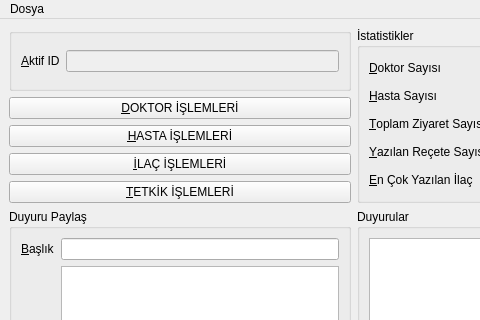
Old version of the form ui/yoneticiarayuzu.ui in the repository melihkayaduvar/saglikocagi; both pictures show x 0 to 480 and y 0 to 320 of the 708 by 569 pixel window.
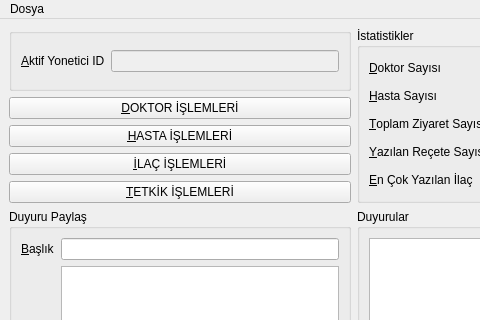
New version of the form.

What changed in the file:
```diff
--- a/ui/yoneticiarayuzu.ui
+++ b/ui/yoneticiarayuzu.ui
@@ -208,7 +208,7 @@
          <item>
           <widget class="QLabel" name="label_9">
            <property name="text">
-            <string>&amp;Aktif ID</string>
+            <string>&amp;Aktif Yonetici ID</string>
            </property>
            <property name="buddy">
             <cstring>leAktifID</cstring>
```
